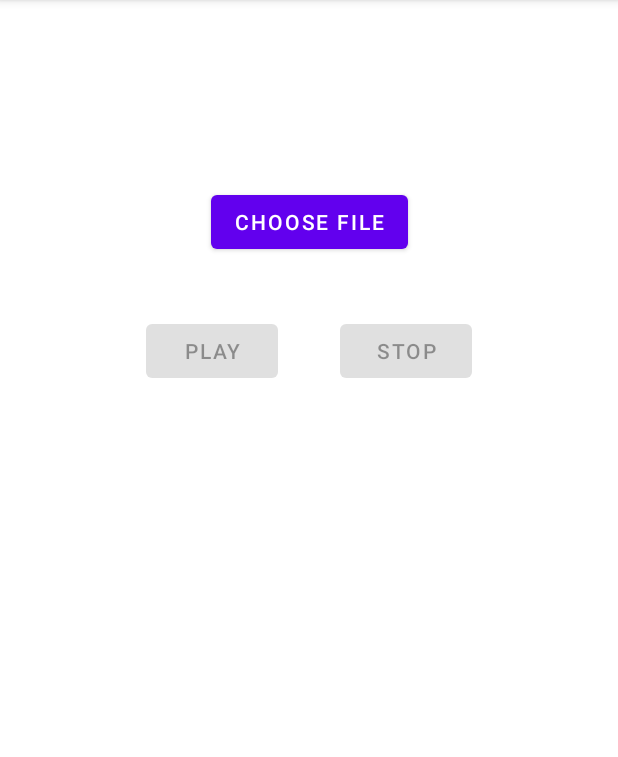
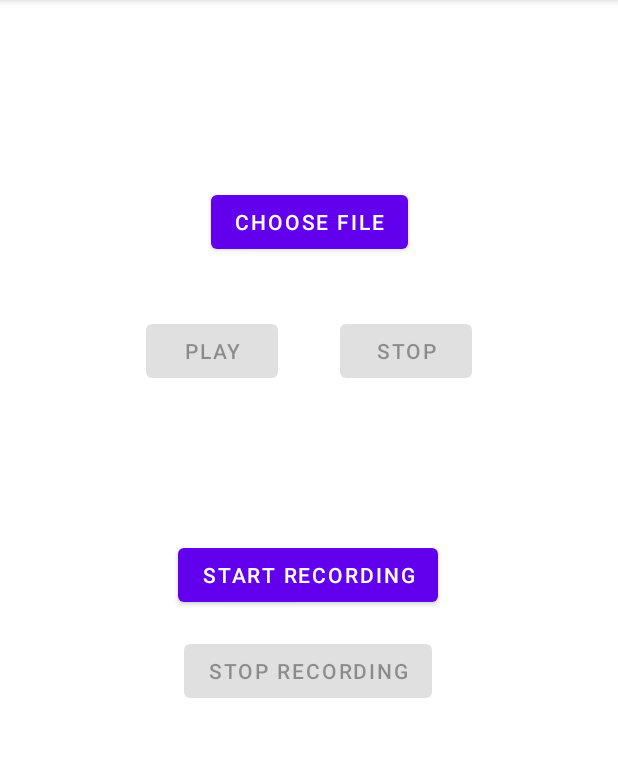
Before and after one commit to oldgang/MAM_lab2, an Android app: the screen it shows after launch (MainActivity), on a phone screen of 412 x 824 dp, the part 84-841 px from its top. Run offline under Robolectric (Android 15) with nearby library versions, the phone set to English and light mode, and no system bars; 1 statement that could not run was skipped.

Commit message:
Added voice recording.

```diff
--- a/app/src/main/AndroidManifest.xml
+++ b/app/src/main/AndroidManifest.xml
@@ -4,6 +4,7 @@
 
     <uses-permission android:name="android.permission.MANAGE_EXTERNAL_STORAGE"
         android:minSdkVersion="30" />
+    <uses-permission android:name="android.permission.RECORD_AUDIO"/>
 
     <application
         android:allowBackup="true"
--- a/app/src/main/java/com/example/mam_lab2/MainActivity.java
+++ b/app/src/main/java/com/example/mam_lab2/MainActivity.java
@@ -3,25 +3,34 @@ package com.example.mam_lab2;
 import static android.provider.Settings.ACTION_MANAGE_APP_ALL_FILES_ACCESS_PERMISSION;
 
 import androidx.appcompat.app.AppCompatActivity;
+import androidx.core.content.ContextCompat;
 
+import android.Manifest;
 import android.content.Intent;
+import android.content.pm.PackageManager;
 import android.media.MediaPlayer;
+import android.media.MediaRecorder;
 import android.net.Uri;
 import android.os.Bundle;
 import android.os.Environment;
-import android.view.View;
 import android.widget.Button;
 import android.widget.Toast;
 
+import java.io.File;
 import java.io.IOException;
 
 public class MainActivity extends AppCompatActivity {
 
     MediaPlayer mediaPlayer;
+    MediaRecorder mediaRecorder;
     Button playButton;
     Button stopButton;
     Button choiceButton;
+    Button startRecordingButton;
+    Button stopRecordingButton;
     Uri selectedFileURI;
+    File rootDir = Environment.getExternalStorageDirectory();
+    File recordingFile = null;
 
     @Override
     protected void onCreate(Bundle savedInstanceState) {
@@ -30,30 +39,19 @@ public class MainActivity extends AppCompatActivity {
 
         playButton = (Button) findViewById(R.id.playButton);
         stopButton = (Button) findViewById(R.id.stopButton);
+        choiceButton = (Button) findViewById(R.id.choiceButton);
+        startRecordingButton = (Button) findViewById(R.id.startRecordingButton);
+        stopRecordingButton = (Button) findViewById(R.id.stopRecordingButton);
+
         playButton.setEnabled(false);
         stopButton.setEnabled(false);
-        choiceButton = (Button) findViewById(R.id.choiceButton);
+        stopRecordingButton.setEnabled(false);
 
-        playButton.setOnClickListener(new View.OnClickListener() {
-            @Override
-            public void onClick(View v) {
-                playMusic();
-            }
-        });
-
-        stopButton.setOnClickListener(new View.OnClickListener() {
-            @Override
-            public void onClick(View v) {
-                stopMusic();
-            }
-        });
-
-        choiceButton.setOnClickListener(new View.OnClickListener() {
-            @Override
-            public void onClick(View view) {
-                selectFile();
-            }
-        });
+        playButton.setOnClickListener(v -> playMusic());
+        stopButton.setOnClickListener(v -> stopMusic());
+        choiceButton.setOnClickListener(view -> selectFile());
+        startRecordingButton.setOnClickListener(view -> startRecording());
+        stopRecordingButton.setOnClickListener(view -> stopRecording());
 
     }
 
@@ -130,8 +128,61 @@ public class MainActivity extends AppCompatActivity {
     }
 
     public void stopMusic(){
-            mediaPlayer.stop();
-            playButton.setText(getString(R.string.playButton_text));
-            createMediaPlayer();
+        mediaPlayer.stop();
+        mediaPlayer.release();
+        mediaPlayer = null;
+        playButton.setText(getString(R.string.playButton_text));
+        createMediaPlayer();
+    }
+
+    public boolean checkAudioRecordingPermission(){
+        return ContextCompat.checkSelfPermission(this, Manifest.permission.RECORD_AUDIO) == PackageManager.PERMISSION_GRANTED;
+    }
+
+    public void requestAudioRecordingPermission(){
+        requestPermissions(new String[]{Manifest.permission.RECORD_AUDIO},200);
+    }
+
+
+    public void startRecording(){
+        if(!checkAudioRecordingPermission())
+            requestAudioRecordingPermission();
+        if(!checkStoragePermission())
+            requestStoragePermission();
+        if(checkAudioRecordingPermission() && checkStoragePermission()) {
+            try {
+                recordingFile = File.createTempFile("Recording", ".mp3", rootDir);
+            } catch (IOException e) {
+                e.printStackTrace();
+                Toast.makeText(this, "Temp File exception", Toast.LENGTH_SHORT).show();
+                return;
+            }
+            mediaRecorder = new MediaRecorder();
+            mediaRecorder.setAudioChannels(1);
+            mediaRecorder.setAudioSamplingRate(8000);
+            mediaRecorder.setAudioSource(MediaRecorder.AudioSource.MIC);
+            mediaRecorder.setOutputFormat(MediaRecorder.OutputFormat.MPEG_4);
+            mediaRecorder.setOutputFile(recordingFile.getAbsolutePath());
+            mediaRecorder.setAudioEncoder(MediaRecorder.AudioEncoder.AAC);
+            try {
+                mediaRecorder.prepare();
+            } catch (IOException e) {
+                e.printStackTrace();
+                return;
+            }
+            mediaRecorder.start();
+            Toast.makeText(getApplicationContext(), "Recording started", Toast.LENGTH_SHORT).show();
+            startRecordingButton.setEnabled(false);
+            stopRecordingButton.setEnabled(true);
+        }
+    }
+
+    public void stopRecording(){
+        Toast.makeText(getApplicationContext(), "Recording ended", Toast.LENGTH_SHORT).show();
+        mediaRecorder.stop();
+        mediaRecorder.release();
+        mediaRecorder = null;
+        startRecordingButton.setEnabled(true);
+        stopRecordingButton.setEnabled(false);
     }
 }
--- a/app/src/main/res/layout/activity_main.xml
+++ b/app/src/main/res/layout/activity_main.xml
@@ -5,6 +5,30 @@
     android:layout_width="match_parent"
     android:layout_height="match_parent"
     tools:context=".MainActivity">
+
+    <Button
+        android:id="@+id/startRecordingButton"
+        android:layout_width="wrap_content"
+        android:layout_height="wrap_content"
+        android:text="@string/startRecordingButton_text"
+        app:layout_constraintBottom_toBottomOf="parent"
+        app:layout_constraintEnd_toEndOf="parent"
+        app:layout_constraintHorizontal_bias="0.498"
+        app:layout_constraintStart_toStartOf="parent"
+        app:layout_constraintTop_toTopOf="parent"
+        app:layout_constraintVertical_bias="0.499" />
+
+    <Button
+        android:id="@+id/stopRecordingButton"
+        android:layout_width="wrap_content"
+        android:layout_height="wrap_content"
+        android:text="@string/stopRecordingButton_text"
+        app:layout_constraintBottom_toBottomOf="parent"
+        app:layout_constraintEnd_toEndOf="parent"
+        app:layout_constraintHorizontal_bias="0.497"
+        app:layout_constraintStart_toStartOf="parent"
+        app:layout_constraintTop_toTopOf="parent"
+        app:layout_constraintVertical_bias="0.588" />
 
     <Button
         android:id="@+id/playButton"
@@ -39,4 +63,5 @@
         app:layout_constraintEnd_toEndOf="parent"
         app:layout_constraintStart_toStartOf="parent"
         app:layout_constraintTop_toTopOf="parent" />
+
 </androidx.constraintlayout.widget.ConstraintLayout>
--- a/app/src/main/res/values/strings.xml
+++ b/app/src/main/res/values/strings.xml
@@ -4,4 +4,6 @@
     <string name="pauseButton_text">Pause</string>
     <string name="stopButton_text">Stop</string>
     <string name="choiceButton_text">Choose File</string>
+    <string name="startRecordingButton_text">Start Recording</string>
+    <string name="stopRecordingButton_text">Stop Recording</string>
 </resources>
```
